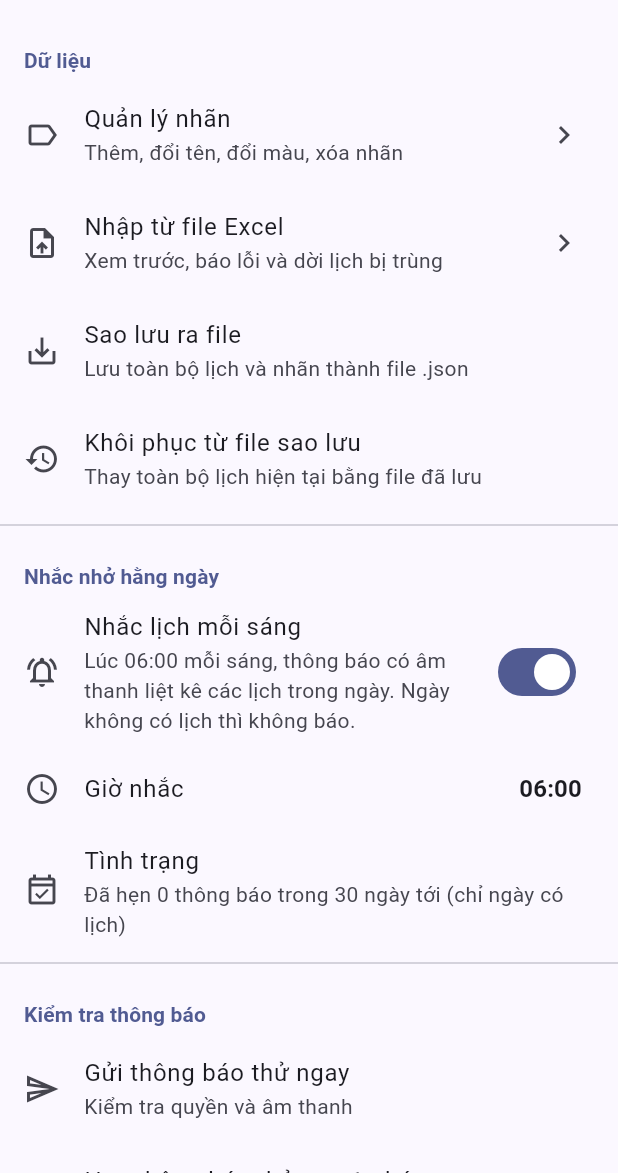
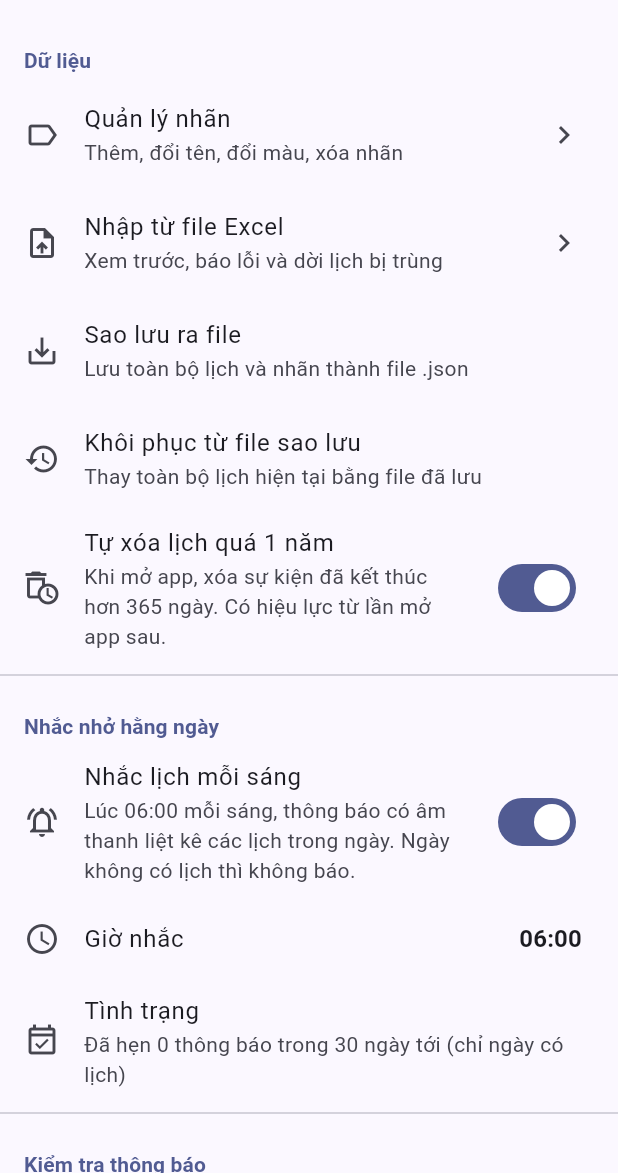
Before and after one commit to haidu349/app_quan_ly_lich_mobile, a Flutter app: the SettingsScreen screen opened directly, on a phone screen of 412 x 824 dp, the part 63-1236 px from its top. Run offline on Flutter 3.47's test engine with Material 3 defaults, Android fonts, the phone set to English and light mode, and no system bars; our stand-ins replace file_picker, flutter_local_notifications, sqflite, table_calendar, timezone; missing offline and left inert: excel; accounts and stored records are empty.

Commit message:
Công tắt tự xóa lịch quá 1 năm, đổi tên app, dọn code

```diff
--- a/lib/screens/settings_screen.dart
+++ b/lib/screens/settings_screen.dart
@@ -224,6 +224,15 @@ class _SettingsScreenState extends State<SettingsScreen>
             subtitle: const Text('Thay toàn bộ lịch hiện tại bằng file đã lưu'),
             onTap: _restore,
           ),
+          SwitchListTile(
+            secondary: const Icon(Icons.auto_delete_outlined),
+            title: const Text('Tự xóa lịch quá 1 năm'),
+            subtitle: const Text(
+              'Khi mở app, xóa sự kiện đã kết thúc hơn 365 ngày. Có hiệu lực từ lần mở app sau.',
+            ),
+            value: data.autoDelete,
+            onChanged: data.setAutoDelete,
+          ),
           const Divider(),
           _SectionTitle('Nhắc nhở hằng ngày'),
           SwitchListTile(
--- a/pubspec.yaml
+++ b/pubspec.yaml
@@ -1,5 +1,5 @@
 name: quan_ly_lich
-description: "A new Flutter project."
+description: "Ứng dụng quản lý lịch cá nhân."
 # The following line prevents the package from being accidentally published to
 # pub.dev using `flutter pub publish`. This is preferred for private packages.
 publish_to: 'none' # Remove this line if you wish to publish to pub.dev
```
Also changed, not shown: lib/providers/app_data.dart (+10 -1 lines), lib/services/file_pick_service.dart (+0 -11 lines), 2 other files.
